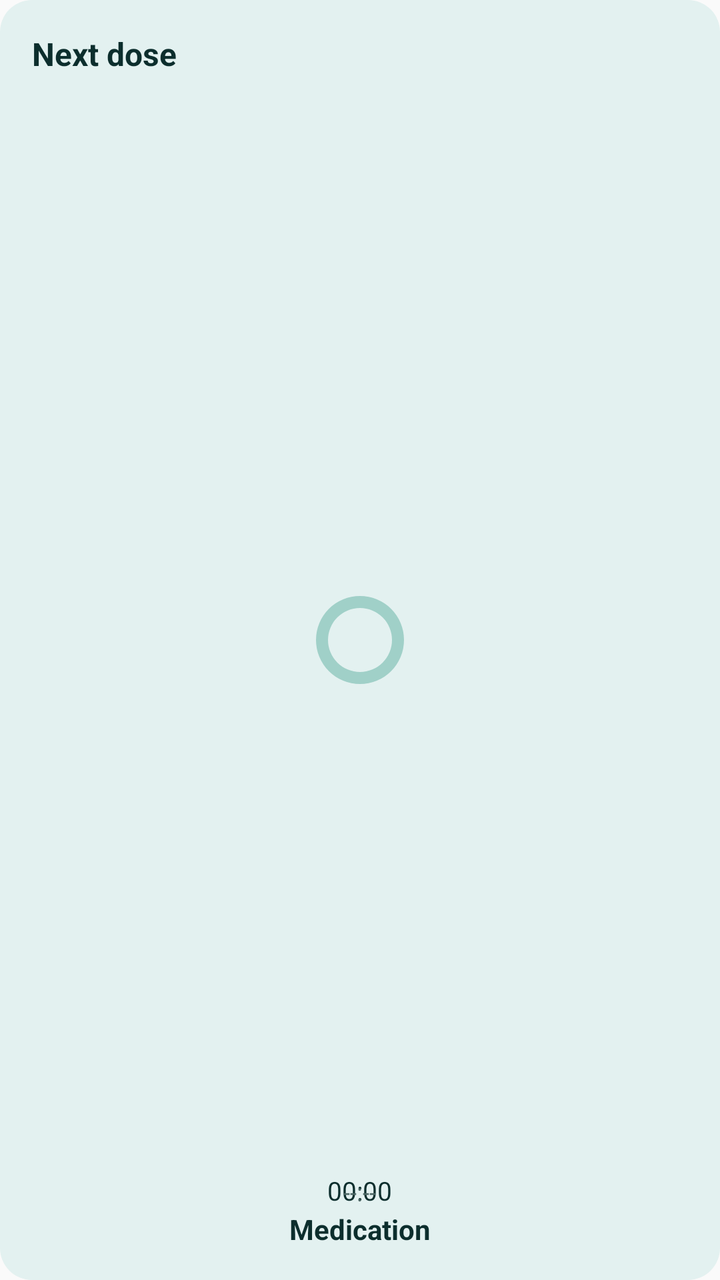
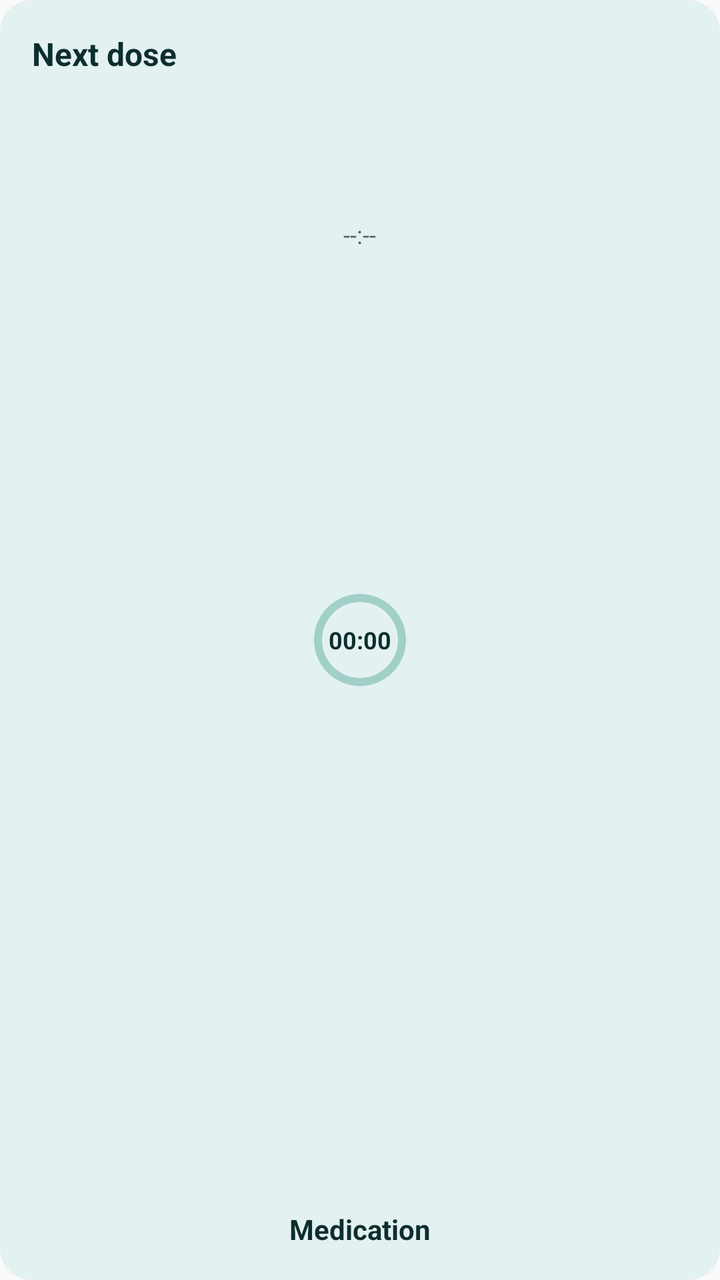

Screens rendered from an Android XML layout before and after an edit, with the pre-edit source and the edit as a unified diff.
<!-- AndroidManifest.xml: application theme AppTheme -->
<!-- res/layout/next_dose_widget.xml -->
<?xml version="1.0" encoding="utf-8"?>
<FrameLayout xmlns:android="http://schemas.android.com/apk/res/android"
    android:id="@+id/widget_root"
    android:layout_width="match_parent"
    android:layout_height="match_parent"
    android:padding="16dp"
    android:background="@drawable/widget_background">

    <TextView
        android:id="@+id/widget_title"
        android:layout_width="wrap_content"
        android:layout_height="wrap_content"
        android:layout_gravity="top|start"
         android:text="Next dose"
         android:textSize="16sp"
         android:textColor="@color/widget_text_primary"
         android:textStyle="bold"
        android:maxLines="2"
        android:ellipsize="end"
        android:breakStrategy="simple" />

    
    <ProgressBar
        android:id="@+id/widget_ring"
        style="@style/ShosWidgetRing"
        android:layout_width="44dp"
        android:layout_height="44dp"
        android:layout_gravity="center"
        android:rotation="-90"
        android:max="100" />

    
    <TextView
        android:id="@+id/widget_ring_label"
        android:layout_width="32dp"
        android:layout_height="wrap_content"
        android:layout_gravity="center"
        android:gravity="center"
        android:text=""
        android:textSize="12sp"
        android:textStyle="bold"
        android:maxLines="1"
        android:autoSizeTextType="uniform"
        android:autoSizeMaxTextSize="12sp"
        android:autoSizeMinTextSize="9sp"
        android:autoSizeStepGranularity="1sp" />

    
    <Chronometer
        android:id="@+id/widget_countdown"
        android:layout_width="wrap_content"
        android:layout_height="wrap_content"
        android:layout_gravity="bottom|center_horizontal"
        android:layout_marginBottom="20dp"
        android:textSize="13sp"
        android:textColor="@color/widget_text_primary"
        android:clickable="false"
        android:focusable="false" />

    
    <TextView
        android:id="@+id/widget_next_dose"
        android:layout_width="wrap_content"
        android:layout_height="wrap_content"
        android:layout_gravity="bottom|center_horizontal"
        android:layout_marginBottom="20dp"
        android:text="--:--"
        android:textSize="12sp"
        android:textColor="@color/widget_text_muted"
        android:maxLines="1"
        android:ellipsize="end"
        android:breakStrategy="simple" />

    
    <TextView
        android:id="@+id/widget_med_name"
        android:layout_width="match_parent"
        android:layout_height="wrap_content"
        android:layout_gravity="bottom|center_horizontal"
        android:gravity="center"
        android:text="Medication"
        android:textSize="14sp"
        android:textStyle="bold"
        android:textColor="@color/widget_text_primary"
        android:maxLines="1"
        android:ellipsize="end"
        android:breakStrategy="simple"
        android:autoSizeTextType="uniform"
        android:autoSizeMaxTextSize="14sp"
        android:autoSizeMinTextSize="11sp"
        android:autoSizeStepGranularity="1sp" />
</FrameLayout>
<!-- resources referenced by this layout -->
<resources>
  <color name="widget_text_muted">#4C6664</color>
  <color name="widget_text_primary">#0C2E2D</color>
  <!-- drawable widget_background (drawable) -->
  <?xml version="1.0" encoding="utf-8"?>
  <shape xmlns:android="http://schemas.android.com/apk/res/android"
      android:shape="rectangle">
      <solid android:color="@color/widget_bg" />
      <corners android:radius="16dp" />
  </shape>
  <style name="ShosWidgetRing" parent="@android:style/Widget.ProgressBar.Horizontal">
          <item name="android:progressDrawable">@drawable/widget_ring</item>
          <item name="android:maxHeight">0dp</item>
          <item name="android:minHeight">0dp</item>
          <item name="android:indeterminateOnly">false</item>
      </style>
  <style name="AppTheme" parent="Theme.AppCompat.Light.DarkActionBar">
          
          <item name="colorPrimary">@color/colorPrimary</item>
          <item name="colorPrimaryDark">@color/colorPrimaryDark</item>
          <item name="colorAccent">@color/colorAccent</item>
          <item name="android:statusBarColor">@android:color/transparent</item>
          <item name="android:navigationBarColor">@android:color/transparent</item>
      </style>
  <color name="widget_bg">#E3F1F0</color>
  <!-- drawable widget_ring (drawable) -->
  <?xml version="1.0" encoding="utf-8"?>
  <layer-list xmlns:android="http://schemas.android.com/apk/res/android">
      <item
          android:id="@android:id/background"
          android:drawable="@drawable/widget_ring_track" />
      <item
          android:id="@android:id/progress"
          android:drawable="@drawable/widget_ring_arc" />
  </layer-list>
  <!-- drawable widget_ring_track (drawable) -->
  <?xml version="1.0" encoding="utf-8"?>
  <shape xmlns:android="http://schemas.android.com/apk/res/android"
      android:shape="ring"
      android:innerRadius="16dp"
      android:thickness="6dp"
      android:useLevel="false">
      <solid android:color="@color/widget_ring_track" />
  </shape>
  <!-- drawable widget_ring_arc (drawable) -->
  <?xml version="1.0" encoding="utf-8"?>
  <shape xmlns:android="http://schemas.android.com/apk/res/android"
      android:shape="ring"
      android:innerRadius="16dp"
      android:thickness="6dp"
      android:useLevel="true">
      <solid android:color="@color/widget_good" />
  </shape>
  <color name="widget_ring_track">#A0D0C8</color>
  <color name="widget_good">#0B6B33</color>
</resources>

<!-- the commit's change to res/layout/next_dose_widget.xml (unified diff, before → after) -->
@@ -23,16 +23,34 @@
     <ProgressBar
         android:id="@+id/widget_ring"
         style="@style/ShosWidgetRing"
-        android:layout_width="44dp"
-        android:layout_height="44dp"
+        android:layout_width="46dp"
+        android:layout_height="46dp"
         android:layout_gravity="center"
         android:rotation="-90"
         android:max="100" />
 
     
+    <Chronometer
+        android:id="@+id/widget_countdown"
+        android:layout_width="38dp"
+        android:layout_height="wrap_content"
+        android:layout_gravity="center"
+        android:gravity="center"
+        android:textSize="12sp"
+        android:textStyle="bold"
+        android:textColor="@color/widget_text_primary"
+        android:maxLines="1"
+        android:autoSizeTextType="uniform"
+        android:autoSizeMaxTextSize="12sp"
+        android:autoSizeMinTextSize="9sp"
+        android:autoSizeStepGranularity="1sp"
+        android:clickable="false"
+        android:focusable="false" />
+
+    
     <TextView
         android:id="@+id/widget_ring_label"
-        android:layout_width="32dp"
+        android:layout_width="38dp"
         android:layout_height="wrap_content"
         android:layout_gravity="center"
         android:gravity="center"
@@ -46,24 +64,12 @@
         android:autoSizeStepGranularity="1sp" />
 
     
-    <Chronometer
-        android:id="@+id/widget_countdown"
-        android:layout_width="wrap_content"
-        android:layout_height="wrap_content"
-        android:layout_gravity="bottom|center_horizontal"
-        android:layout_marginBottom="20dp"
-        android:textSize="13sp"
-        android:textColor="@color/widget_text_primary"
-        android:clickable="false"
-        android:focusable="false" />
-
-    
     <TextView
         android:id="@+id/widget_next_dose"
         android:layout_width="wrap_content"
         android:layout_height="wrap_content"
-        android:layout_gravity="bottom|center_horizontal"
-        android:layout_marginBottom="20dp"
+        android:layout_gravity="top|center_horizontal"
+        android:layout_marginTop="93dp"
         android:text="--:--"
         android:textSize="12sp"
         android:textColor="@color/widget_text_muted"
<!-- resource entries referenced after the edit -->
@@ -38,8 +38,8 @@
   <?xml version="1.0" encoding="utf-8"?>
   <shape xmlns:android="http://schemas.android.com/apk/res/android"
       android:shape="ring"
-      android:innerRadius="16dp"
-      android:thickness="6dp"
+      android:innerRadius="19dp"
+      android:thickness="4dp"
       android:useLevel="false">
       <solid android:color="@color/widget_ring_track" />
   </shape>
@@ -47,8 +47,8 @@
   <?xml version="1.0" encoding="utf-8"?>
   <shape xmlns:android="http://schemas.android.com/apk/res/android"
       android:shape="ring"
-      android:innerRadius="16dp"
-      android:thickness="6dp"
+      android:innerRadius="19dp"
+      android:thickness="4dp"
       android:useLevel="true">
       <solid android:color="@color/widget_good" />
   </shape>
